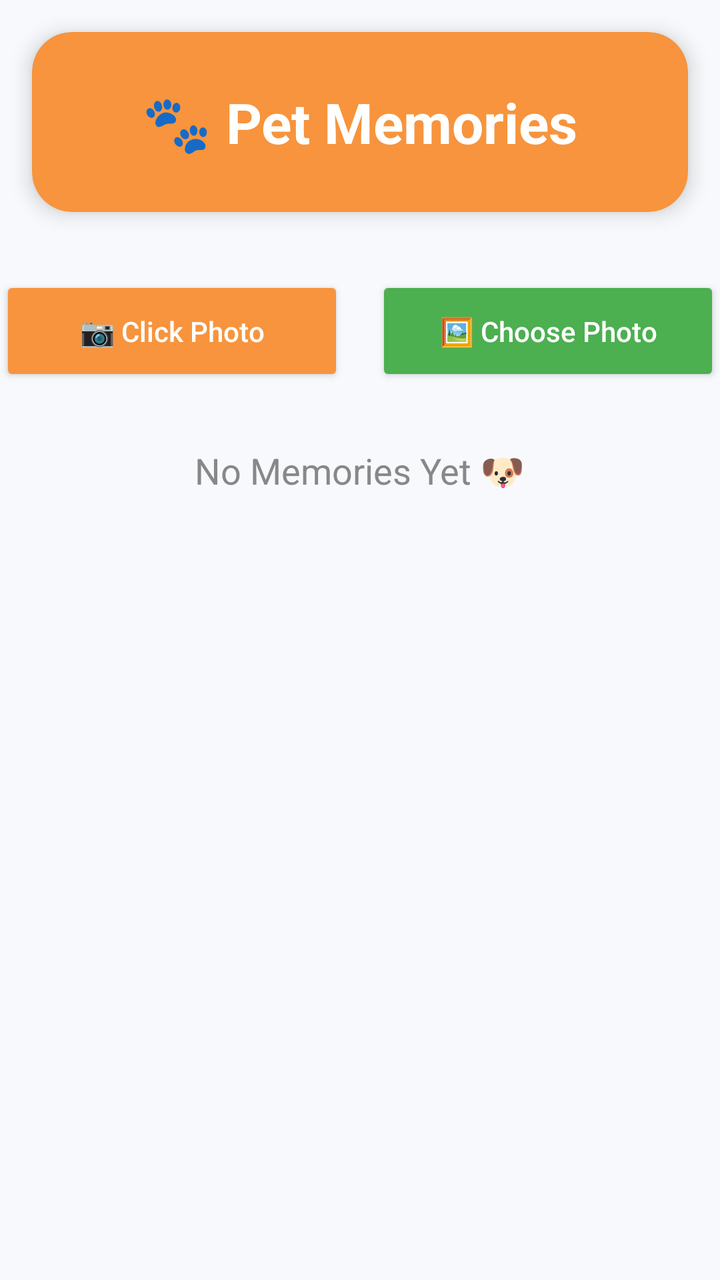
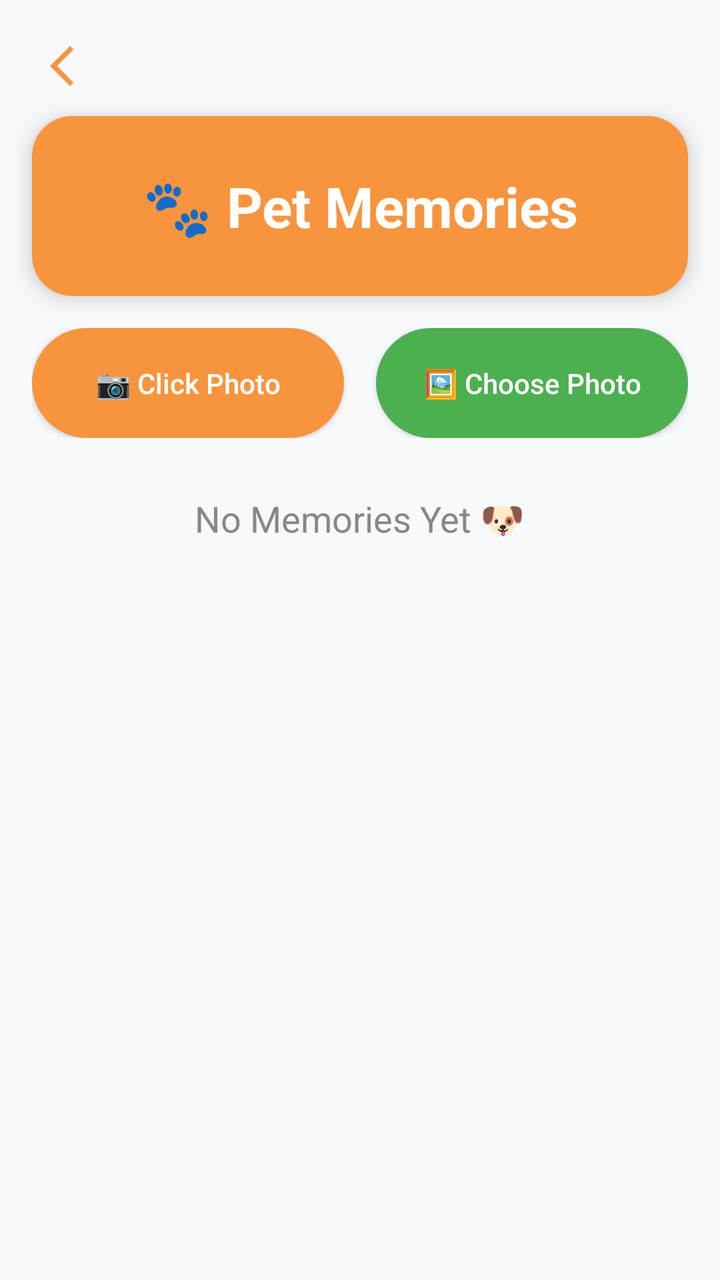

Compare the two renders of this Android layout. The source of the first and the diff that turns it into the second are given below.
<!-- AndroidManifest.xml: application theme Theme.PETCARE -->
<!-- res/layout/memories.xml -->
<?xml version="1.0" encoding="utf-8"?>
<LinearLayout xmlns:android="http://schemas.android.com/apk/res/android"
    xmlns:app="http://schemas.android.com/apk/res-auto"
    android:layout_width="match_parent"
    android:layout_height="match_parent"
    android:orientation="vertical"
    android:background="#F7F9FC">

    

    <androidx.cardview.widget.CardView
        android:layout_width="match_parent"
        android:layout_height="90dp"
        android:layout_margin="16dp"
        app:cardCornerRadius="20dp"
        app:cardElevation="6dp"
        app:cardBackgroundColor="#F7943D">

        <TextView
            android:layout_width="wrap_content"
            android:layout_height="wrap_content"
            android:text="🐾 Pet Memories"
            android:textColor="#FFFFFF"
            android:textStyle="bold"
            android:textSize="28sp"
            android:layout_gravity="center"/>

    </androidx.cardview.widget.CardView>

    <LinearLayout
        android:layout_width="match_parent"
        android:layout_height="wrap_content"
        android:orientation="horizontal"
        android:gravity="center"
        android:layout_marginTop="16dp">

        <Button
            android:id="@+id/btnCamera"
            android:layout_width="0dp"
            android:layout_height="55dp"
            android:layout_weight="1"
            android:text="📷 Click Photo"
            android:textAllCaps="false"
            android:layout_marginEnd="8dp"
            android:backgroundTint="#F7943D"
            android:textColor="@android:color/white"/>

        <Button
            android:id="@+id/btnGallery"
            android:layout_width="0dp"
            android:layout_height="55dp"
            android:layout_weight="1"
            android:text="🖼 Choose Photo"
            android:textAllCaps="false"
            android:layout_marginStart="8dp"
            android:backgroundTint="#4CAF50"
            android:textColor="@android:color/white"/>

    </LinearLayout>

    <TextView
        android:id="@+id/txtEmpty"
        android:layout_width="wrap_content"
        android:layout_height="wrap_content"
        android:text="No Memories Yet 🐶"
        android:textColor="#888888"
        android:textSize="18sp"
        android:layout_gravity="center"
        android:layout_marginTop="30dp"/>

    <GridView
        android:id="@+id/gridMemories"
        android:layout_width="match_parent"
        android:layout_height="match_parent"
        android:horizontalSpacing="12dp"
        android:numColumns="2"
        android:padding="12dp"
        android:stretchMode="columnWidth"
        android:verticalSpacing="12dp" />

</LinearLayout>
<!-- resources referenced by this layout -->
<resources>
  <style name="Theme.PETCARE" parent="Theme.AppCompat.Light.NoActionBar">
          
      </style>
</resources>

<!-- the commit's change to res/layout/memories.xml (unified diff, before → after) -->
@@ -1,38 +1,80 @@
 <?xml version="1.0" encoding="utf-8"?>
-<LinearLayout xmlns:android="http://schemas.android.com/apk/res/android"
+<LinearLayout
+    xmlns:android="http://schemas.android.com/apk/res/android"
     xmlns:app="http://schemas.android.com/apk/res-auto"
     android:layout_width="match_parent"
     android:layout_height="match_parent"
     android:orientation="vertical"
     android:background="#F7F9FC">
 
+
+    
+    
+    
+
+    <RelativeLayout
+        android:layout_width="match_parent"
+        android:layout_height="50dp"
+        android:layout_marginTop="8dp">
+
+        <ImageButton
+            android:id="@+id/btnBack"
+            android:layout_width="42dp"
+            android:layout_height="42dp"
+            android:layout_alignParentStart="true"
+            android:layout_centerVertical="true"
+            android:layout_marginStart="16dp"
+            android:background="?attr/selectableItemBackgroundBorderless"
+            android:contentDescription="Back"
+            android:padding="8dp"
+            android:src="@drawable/ic_back_button"
+            app:tint="@color/orange"/>
+
+    </RelativeLayout>
+
+
+    
+    
     
 
     <androidx.cardview.widget.CardView
         android:layout_width="match_parent"
         android:layout_height="90dp"
-        android:layout_margin="16dp"
+        android:layout_marginStart="16dp"
+        android:layout_marginEnd="16dp"
+        android:layout_marginBottom="16dp"
         app:cardCornerRadius="20dp"
         app:cardElevation="6dp"
         app:cardBackgroundColor="#F7943D">
 
         <TextView
             android:layout_width="wrap_content"
-            android:layout_height="wrap_content"
+            android:layout_height="match_parent"
+            android:layout_gravity="center"
+            android:gravity="center"
             android:text="🐾 Pet Memories"
             android:textColor="#FFFFFF"
-            android:textStyle="bold"
             android:textSize="28sp"
-            android:layout_gravity="center"/>
+            android:textStyle="bold"/>
 
     </androidx.cardview.widget.CardView>
+
+
+    
+    
+    
 
     <LinearLayout
         android:layout_width="match_parent"
         android:layout_height="wrap_content"
         android:orientation="horizontal"
         android:gravity="center"
-        android:layout_marginTop="16dp">
+        android:layout_marginStart="16dp"
+        android:layout_marginEnd="16dp"
+        android:layout_marginBottom="8dp">
+
+
+        
 
         <Button
             android:id="@+id/btnCamera"
@@ -42,8 +84,12 @@
             android:text="📷 Click Photo"
             android:textAllCaps="false"
             android:layout_marginEnd="8dp"
+            android:background="@drawable/button_orange"
             android:backgroundTint="#F7943D"
             android:textColor="@android:color/white"/>
+
+
+        
 
         <Button
             android:id="@+id/btnGallery"
@@ -53,10 +99,16 @@
             android:text="🖼 Choose Photo"
             android:textAllCaps="false"
             android:layout_marginStart="8dp"
+            android:background="@drawable/button_orange"
             android:backgroundTint="#4CAF50"
             android:textColor="@android:color/white"/>
 
     </LinearLayout>
+
+
+    
+    
+    
 
     <TextView
         android:id="@+id/txtEmpty"
@@ -66,16 +118,24 @@
         android:textColor="#888888"
         android:textSize="18sp"
         android:layout_gravity="center"
-        android:layout_marginTop="30dp"/>
+        android:layout_marginTop="20dp"
+        android:layout_marginBottom="8dp"/>
+
+
+    
+    
+    
 
     <GridView
         android:id="@+id/gridMemories"
         android:layout_width="match_parent"
-        android:layout_height="match_parent"
+        android:layout_height="0dp"
+        android:layout_weight="1"
         android:horizontalSpacing="12dp"
+        android:verticalSpacing="12dp"
         android:numColumns="2"
         android:padding="12dp"
-        android:stretchMode="columnWidth"
-        android:verticalSpacing="12dp" />
+        android:stretchMode="columnWidth"/>
+
 
 </LinearLayout>
<!-- resource entries referenced after the edit -->
@@ -1,5 +1,47 @@
 <!-- resources referenced by this layout -->
 <resources>
+  <color name="orange">#F7943D</color>
+  <!-- drawable button_orange (drawable) -->
+  <?xml version="1.0" encoding="utf-8"?>
+  <selector xmlns:android="http://schemas.android.com/apk/res/android">
+  
+      
+      <item android:state_pressed="true">
+          <shape android:shape="rectangle">
+              <solid android:color="#E67E22"/>
+              <corners android:radius="30dp"/>
+          </shape>
+      </item>
+  
+      
+      <item>
+          <shape android:shape="rectangle">
+              <gradient
+                  android:angle="90"
+                  android:startColor="#FFA84A"
+                  android:endColor="#F57C00"/>
+  
+              <corners android:radius="30dp"/>
+  
+              <padding
+                  android:left="16dp"
+                  android:right="16dp"
+                  android:top="12dp"
+                  android:bottom="12dp"/>
+          </shape>
+      </item>
+  
+  </selector>
+  <!-- drawable ic_back_button (drawable) -->
+  <vector xmlns:android="http://schemas.android.com/apk/res/android"
+      android:width="24dp"
+      android:height="24dp"
+      android:viewportWidth="960"
+      android:viewportHeight="960">
+    <path
+        android:pathData="M400,880 L0,480l400,-400 71,71 -329,329 329,329 -71,71Z"
+        android:fillColor="#e3e3e3"/>
+  </vector>
   <style name="Theme.PETCARE" parent="Theme.AppCompat.Light.NoActionBar">
           
       </style>
